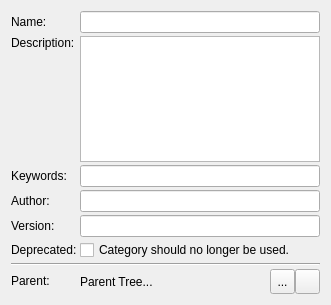
This is libs/librepcb/libraryeditor/cmpcat/componentcategoryeditorwidget.ui in LibrePCB/LibrePCB as Qt 5 draws it before an edit. The edited form follows.
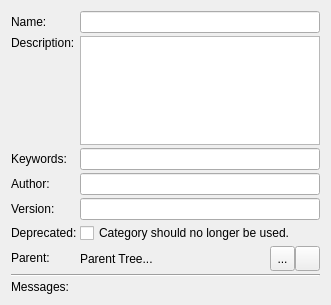
This is the edited form. Icons and pictures are not drawn. Custom widgets are drawn as their Qt base class.

Commit message: LibraryEditor: Add support for library element checks

```diff
--- a/libs/librepcb/libraryeditor/cmpcat/componentcategoryeditorwidget.ui
+++ b/libs/librepcb/libraryeditor/cmpcat/componentcategoryeditorwidget.ui
@@ -113,13 +113,6 @@
      </property>
     </widget>
    </item>
-   <item row="6" column="0" colspan="2">
-    <widget class="Line" name="line">
-     <property name="orientation">
-      <enum>Qt::Horizontal</enum>
-     </property>
-    </widget>
-   </item>
    <item row="7" column="0">
     <widget class="QLabel" name="label">
      <property name="text">
@@ -204,6 +197,33 @@
      </item>
     </layout>
    </item>
+   <item row="8" column="0" colspan="2">
+    <widget class="Line" name="line">
+     <property name="orientation">
+      <enum>Qt::Horizontal</enum>
+     </property>
+    </widget>
+   </item>
+   <item row="9" column="0">
+    <widget class="QLabel" name="label_2">
+     <property name="text">
+      <string>Messages:</string>
+     </property>
+     <property name="alignment">
+      <set>Qt::AlignLeading|Qt::AlignLeft|Qt::AlignTop</set>
+     </property>
+    </widget>
+   </item>
+   <item row="9" column="1">
+    <widget class="librepcb::library::editor::LibraryElementCheckListWidget" name="lstMessages" native="true">
+     <property name="sizePolicy">
+      <sizepolicy hsizetype="Preferred" vsizetype="Expanding">
+       <horstretch>0</horstretch>
+       <verstretch>1</verstretch>
+      </sizepolicy>
+     </property>
+    </widget>
+   </item>
   </layout>
  </widget>
  <customwidgets>
@@ -212,6 +232,12 @@
    <extends>QPlainTextEdit</extends>
    <header location="global">librepcb/common/widgets/plaintextedit.h</header>
   </customwidget>
+  <customwidget>
+   <class>librepcb::library::editor::LibraryElementCheckListWidget</class>
+   <extends>QWidget</extends>
+   <header location="global">librepcb/libraryeditor/common/libraryelementchecklistwidget.h</header>
+   <container>1</container>
+  </customwidget>
  </customwidgets>
  <resources>
   <include location="../../../../img/images.qrc"/>
```
The commit also changes 27 other files.
